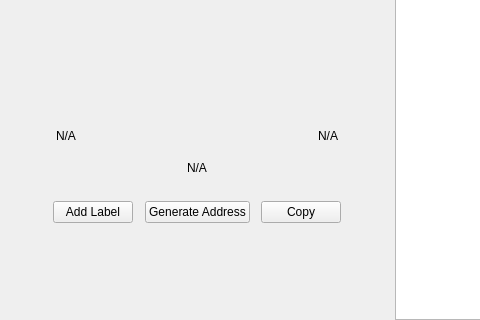
First picture: the form in src/qt/rpdchain/forms/receivewidget.ui, repository cimelli/RpdSource, before the edit; both pictures show x 0 to 480 and y 309 to 629 of the 629 by 629 pixel window.
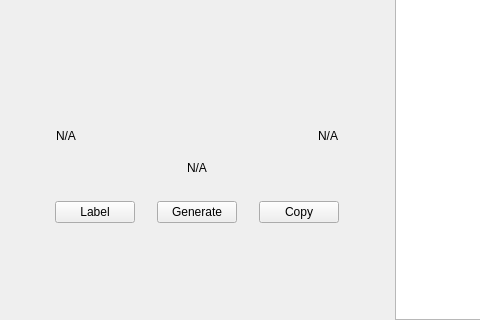
Second picture: the form after the edit. Custom widgets are drawn as their Qt base class.

Patch:
```diff
--- a/src/qt/rpdchain/forms/receivewidget.ui
+++ b/src/qt/rpdchain/forms/receivewidget.ui
@@ -266,7 +266,7 @@
                 <enum>Qt::NoFocus</enum>
                </property>
                <property name="text">
-                <string>Add Label</string>
+                <string>Label</string>
                </property>
               </widget>
              </item>
@@ -276,7 +276,7 @@
                 <enum>Qt::NoFocus</enum>
                </property>
                <property name="text">
-                <string>Generate Address</string>
+                <string>Generate</string>
                </property>
               </widget>
              </item>
```
